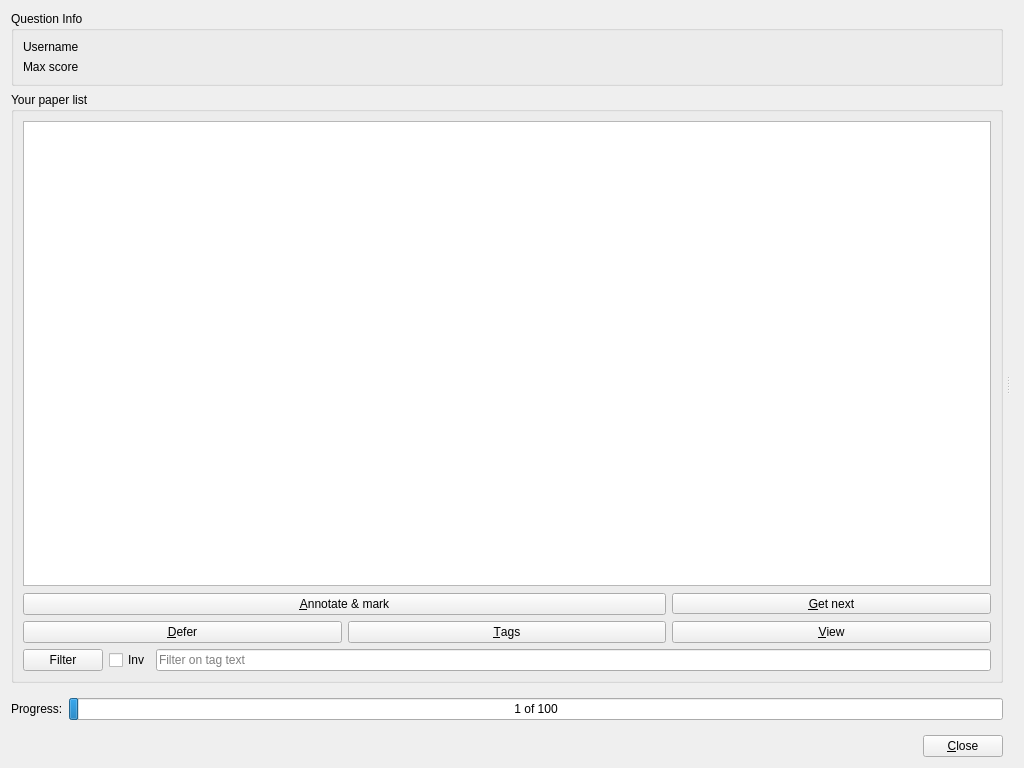
Before: the Qt Designer form qtCreatorFiles/ui_marker.ui in plomgrading/plom, drawn with Qt 5.
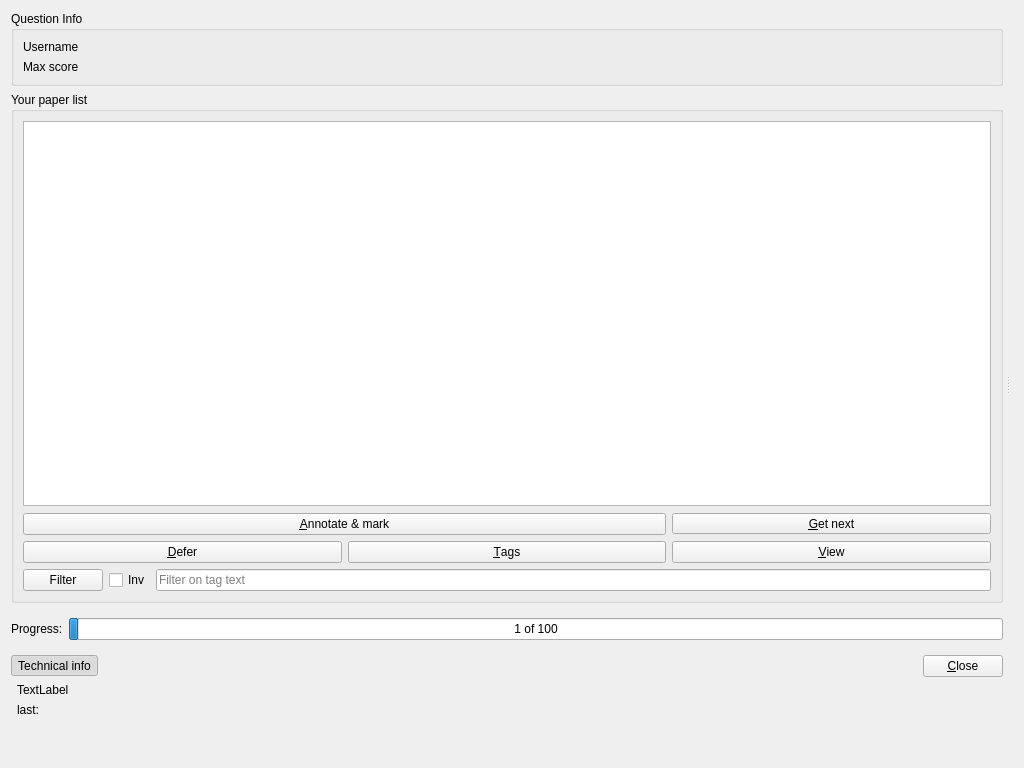
After: the same form once the commit is applied. Custom widgets are drawn as their Qt base class.

Commit message: UI shows technical info about the download queue

Patch:
```diff
--- a/qtCreatorFiles/ui_marker.ui
+++ b/qtCreatorFiles/ui_marker.ui
@@ -300,6 +300,22 @@
           <property name="bottomMargin">
            <number>0</number>
           </property>
+          <item>
+           <widget class="QToolButton" name="technicalButton">
+            <property name="text">
+             <string>Technical info</string>
+            </property>
+            <property name="checkable">
+             <bool>true</bool>
+            </property>
+            <property name="checked">
+             <bool>true</bool>
+            </property>
+            <property name="toolButtonStyle">
+             <enum>Qt::ToolButtonTextBesideIcon</enum>
+            </property>
+           </widget>
+          </item>
           <item>
            <spacer name="horizontalSpacer">
             <property name="orientation">
@@ -326,6 +342,52 @@
          </layout>
         </widget>
        </item>
+       <item>
+        <widget class="QFrame" name="frameTechnical">
+         <layout class="QVBoxLayout" name="verticalLayout_3">
+          <property name="leftMargin">
+           <number>6</number>
+          </property>
+          <property name="topMargin">
+           <number>0</number>
+          </property>
+          <property name="rightMargin">
+           <number>0</number>
+          </property>
+          <property name="bottomMargin">
+           <number>0</number>
+          </property>
+          <item>
+           <widget class="QLabel" name="labelTech1">
+            <property name="text">
+             <string>TextLabel</string>
+            </property>
+           </widget>
+          </item>
+          <item>
+           <widget class="QLabel" name="labelTech2">
+            <property name="text">
+             <string>last:</string>
+            </property>
+           </widget>
+          </item>
+          <item>
+           <widget class="QLabel" name="labelTech3">
+            <property name="text">
+             <string/>
+            </property>
+           </widget>
+          </item>
+          <item>
+           <widget class="QLabel" name="labelTech4">
+            <property name="text">
+             <string/>
+            </property>
+           </widget>
+          </item>
+         </layout>
+        </widget>
+       </item>
       </layout>
      </widget>
      <widget class="QFrame" name="paperBox">
```
The commit also changes 4 other files.
